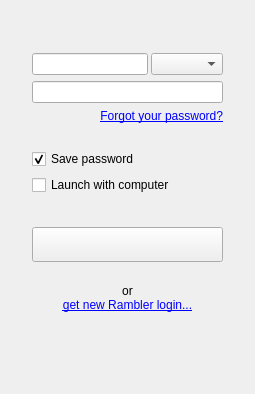
First picture: the form in src/plugins/optionsmanager/logindialog.ui, repository silvansky/Contacts, before the edit.
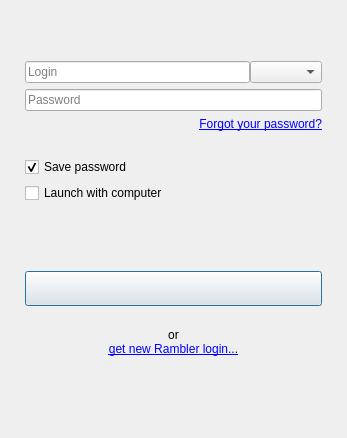
Second picture: the form after the edit.

The edit to the form file:
```diff
--- a/src/plugins/optionsmanager/logindialog.ui
+++ b/src/plugins/optionsmanager/logindialog.ui
@@ -6,8 +6,8 @@
    <rect>
     <x>0</x>
     <y>0</y>
-    <width>255</width>
-    <height>394</height>
+    <width>347</width>
+    <height>438</height>
    </rect>
   </property>
   <property name="windowTitle">
@@ -21,6 +21,21 @@
     <number>0</number>
    </property>
    <item>
+    <widget class="QWidget" name="wdtContent" native="true">
+     <layout class="QVBoxLayout" name="verticalLayout">
+      <property name="leftMargin">
+       <number>25</number>
+      </property>
+      <property name="topMargin">
+       <number>27</number>
+      </property>
+      <property name="rightMargin">
+       <number>25</number>
+      </property>
+      <property name="bottomMargin">
+       <number>22</number>
+      </property>
+      <item>
     <layout class="QHBoxLayout" name="horizontalLayout_3">
      <item>
       <widget class="QLabel" name="lblLogo">
@@ -51,34 +66,42 @@
     </layout>
    </item>
    <item>
-    <widget class="QWidget" name="wdtContent" native="true">
-     <layout class="QVBoxLayout" name="verticalLayout">
-      <property name="leftMargin">
-       <number>32</number>
-      </property>
-      <property name="topMargin">
-       <number>25</number>
-      </property>
-      <property name="rightMargin">
-       <number>32</number>
-      </property>
-      <property name="bottomMargin">
-       <number>22</number>
-      </property>
-      <item>
        <widget class="QFrame" name="frmLogin">
         <layout class="QHBoxLayout" name="horizontalLayout">
          <property name="spacing">
-          <number>3</number>
+          <number>0</number>
          </property>
          <property name="margin">
           <number>0</number>
          </property>
          <item>
-          <widget class="QLineEdit" name="lneNode"/>
+          <widget class="QLineEdit" name="lneNode">
+           <property name="placeholderText">
+            <string>Login</string>
+           </property>
+          </widget>
          </item>
          <item>
-          <widget class="QComboBox" name="cmbDomain"/>
+          <widget class="QFrame" name="frmDomain">
+           <layout class="QHBoxLayout" name="horizontalLayout_2">
+            <property name="spacing">
+             <number>0</number>
+            </property>
+            <property name="margin">
+             <number>0</number>
+            </property>
+            <item>
+             <widget class="QComboBox" name="cmbDomain">
+              <property name="sizePolicy">
+               <sizepolicy hsizetype="Minimum" vsizetype="Minimum">
+                <horstretch>0</horstretch>
+                <verstretch>0</verstretch>
+               </sizepolicy>
+              </property>
+             </widget>
+            </item>
+           </layout>
+          </widget>
          </item>
         </layout>
        </widget>
@@ -94,6 +117,9 @@
            <property name="echoMode">
             <enum>QLineEdit::Password</enum>
            </property>
+           <property name="placeholderText">
+            <string>Password</string>
+           </property>
           </widget>
          </item>
         </layout>
@@ -203,6 +229,9 @@
         <property name="autoDefault">
          <bool>false</bool>
         </property>
+        <property name="default">
+         <bool>true</bool>
+        </property>
        </widget>
       </item>
       <item>
```
Left out of the diff: 1 changed line with no effect on the pictures. Lines whose indentation alone changed are shown as unchanged.
